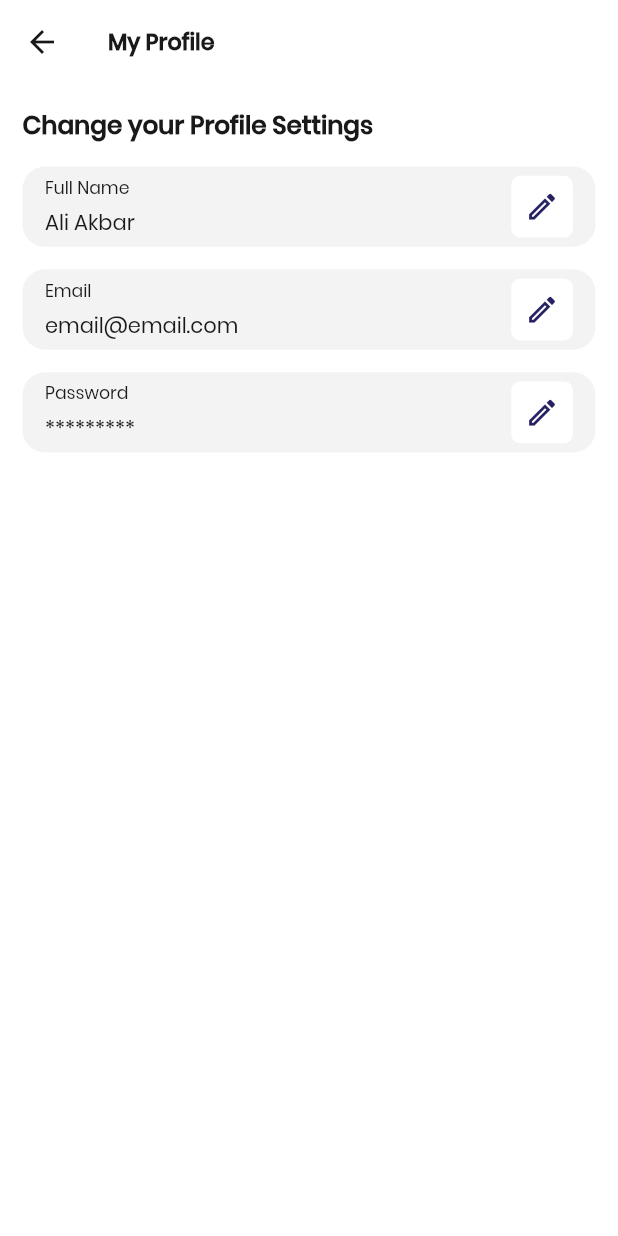
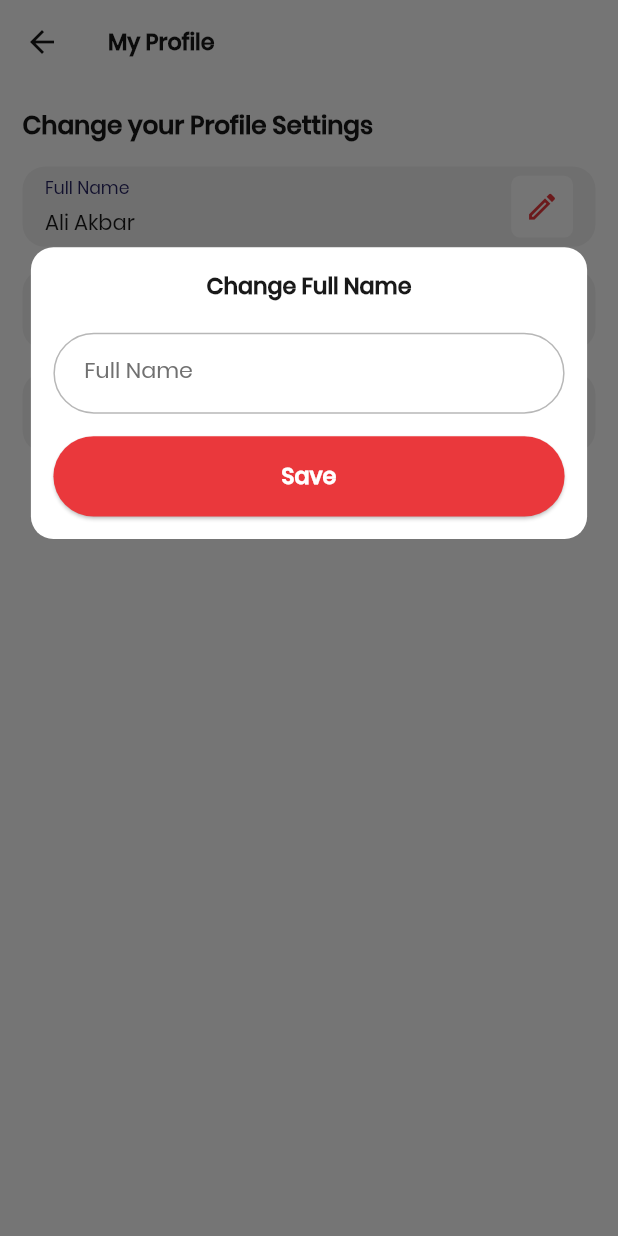
Before and after one commit to devaliakbar/gofoodie, a Flutter app: the Profile screen opened by its route, after a tap on the "edit" icon, on a phone screen of 412 x 824 dp. Run offline on Flutter 3.47's test engine with Material 2 defaults, Android fonts, the phone set to English and light mode, and no system bars; our stand-ins replace bloc, cached_network_image, dartz, data_connection_checker, dio, easy_localization and 7 more; accounts and stored records are empty.

Commit message:
Added UI

```diff
--- a/lib/features/home/presentation/widgets/vendors/filter.dart
+++ b/lib/features/home/presentation/widgets/vendors/filter.dart
@@ -121,6 +121,7 @@ class VendorsFilter extends StatelessWidget {
                               child: Icon(
                                 Icons.close,
                                 color: AppColors.lightBlack,
+                                size: IconSizes.iconSizeM,
                               ),
                             ),
                           ),
--- /dev/null
+++ b/lib/features/settings/presentation/widgets/profile_edit_dialogue_body/full_name_edit_dialogue.dart
@@ -0,0 +1,57 @@
+import 'package:flutter/material.dart';
+
+import 'package:gofoodie/core/res/app_resources.dart';
+import 'package:gofoodie/core/services/size_config.dart';
+import 'package:gofoodie/core/widgets/custom_button.dart';
+import 'package:gofoodie/core/widgets/custom_text_field.dart';
+import 'package:gofoodie/core/widgets/normal_text.dart';
+
+class FullNameEditDialogue extends StatelessWidget {
+  @override
+  Widget build(BuildContext context) {
+    return Container(
+      alignment: Alignment.topCenter,
+      margin: EdgeInsets.only(
+        top: SizeConfig.height(20),
+      ),
+      child: Material(
+        color: Colors.transparent,
+        child: IntrinsicHeight(
+          child: Container(
+            width: SizeConfig.width(90),
+            padding: EdgeInsets.all(15),
+            decoration: ShapeDecoration(
+              color: Colors.white,
+              shape: RoundedRectangleBorder(
+                borderRadius: BorderRadius.circular(15.0),
+              ),
+            ),
+            child: Material(
+                color: Colors.white,
+                child: Column(
+                  children: [
+                    NormalText(
+                      "Change Full Name",
+                      color: AppColors.black,
+                      boldText: true,
+                    ),
+                    SizedBox(
+                      height: 20,
+                    ),
+                    CustomTextField(label: "Full Name"),
+                    SizedBox(
+                      height: 15,
+                    ),
+                    CustomButton(
+                      onClick: () {},
+                      title: "Save",
+                      width: double.infinity,
+                    )
+                  ],
+                )),
+          ),
+        ),
+      ),
+    );
+  }
+}
--- a/lib/features/settings/presentation/widgets/profile_settings_field.dart
+++ b/lib/features/settings/presentation/widgets/profile_settings_field.dart
@@ -33,7 +33,7 @@ class ProfileSettingsField extends StatelessWidget {
               children: [
                 NormalText(
                   title,
-                  color: AppColors.black,
+                  color: AppColors.blue,
                   size: FontSizes.fontSizeXS,
                 ),
                 NormalText(
@@ -57,7 +57,7 @@ class ProfileSettingsField extends StatelessWidget {
               ),
               child: Icon(
                 Icons.edit_outlined,
-                color: AppColors.blue,
+                color: AppColors.red,
                 size: IconSizes.iconSizeM,
               ),
             ),
```
Also changed, not shown: lib/features/settings/presentation/pages/profile.dart (+21 -3 lines), lib/features/settings/presentation/widgets/profile_edit_dialogue_body/email_edit_dialogue.dart (added, +60 -0 lines), lib/features/settings/presentation/widgets/profile_edit_dialogue_body/password_edit_dialogue.dart (added, +67 -0 lines).
